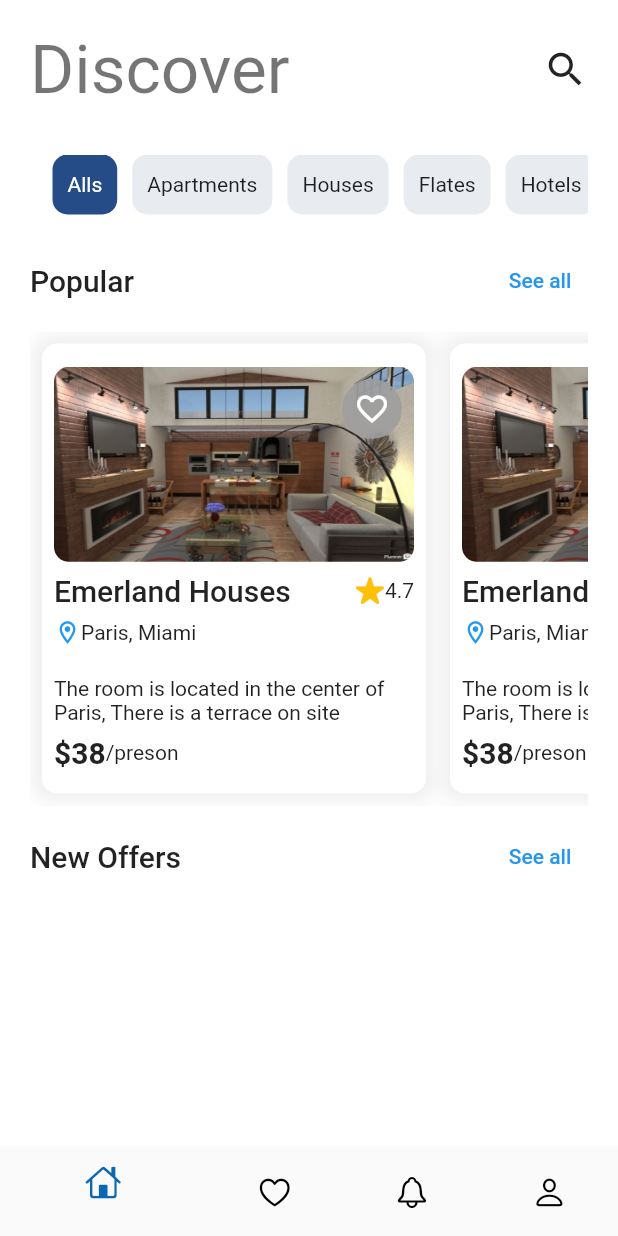
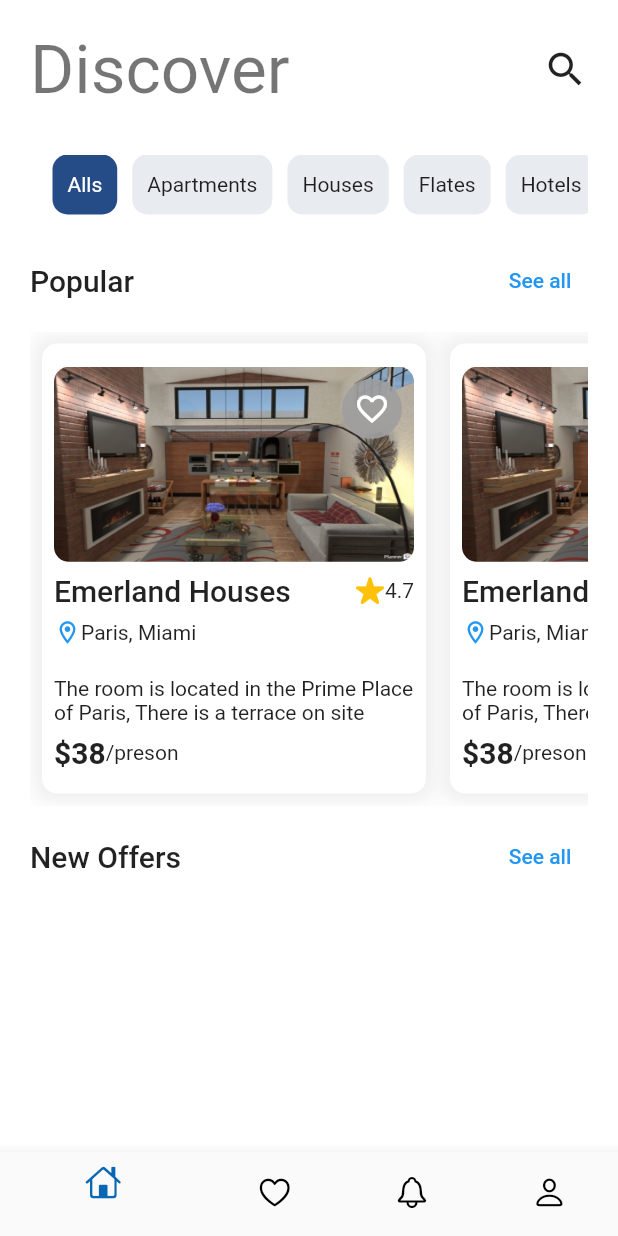
Before and after one commit to SAMIULLAH-KALHORO-DEV/Real-State-App-UI, a Flutter app: the screen it shows after launch, on a phone screen of 412 x 824 dp. Run offline on Flutter 3.47's test engine with Material 2 defaults, Android fonts, the light colour scheme and no system bars.

Commit message:
some changes

```diff
--- a/lib/home/showcasewidget.dart
+++ b/lib/home/showcasewidget.dart
@@ -86,7 +86,7 @@ class ShowCaseWidget extends StatelessWidget {
                       ),
                       SizedBox(height: 5),
                       Text(
-                        "The room is located in the center of Paris, There is a terrace on site",
+                        "The room is located in the Prime Place of Paris, There is a terrace on site",
                       ),
                       Row(
                         children: [
```
